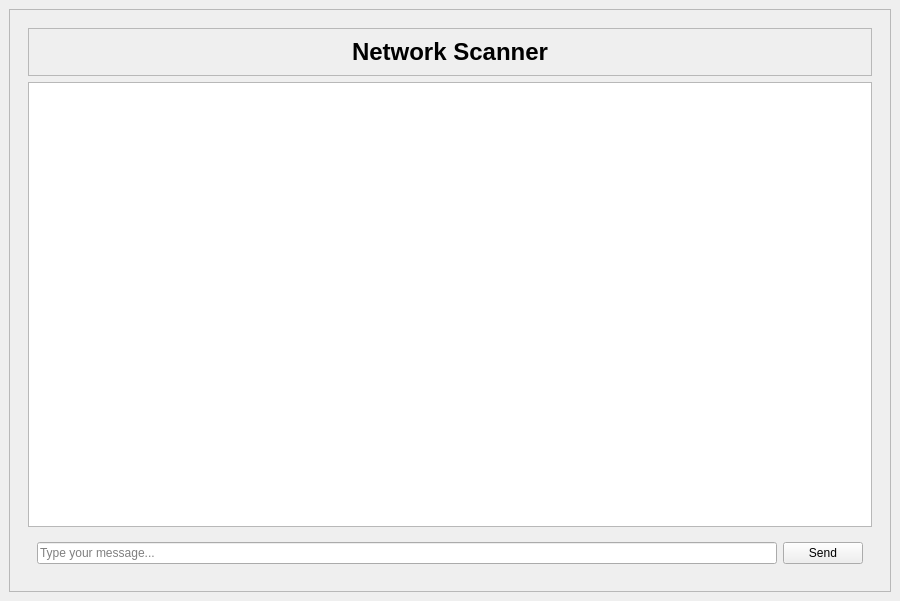
This is src/ui/main.ui in MS-sketch/Network-Scanner as Qt 5 draws it before an edit. The edited form follows.
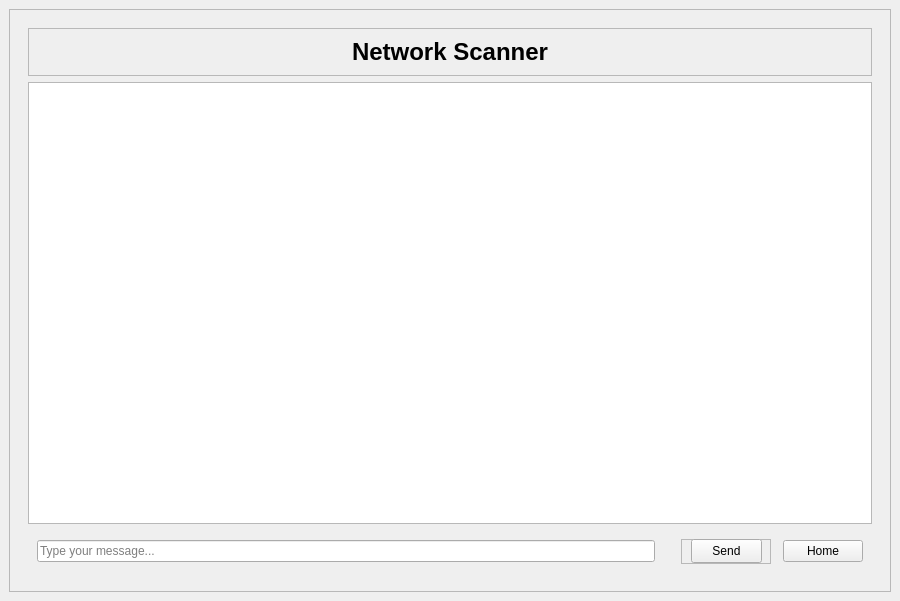
This is the edited form. The open tabs and pages were chosen to show the change.

Diff of the .ui file:
```diff
--- a/src/ui/main.ui
+++ b/src/ui/main.ui
@@ -423,9 +423,64 @@
                </widget>
               </item>
               <item>
-               <widget class="QPushButton" name="sendButton">
+               <spacer name="horizontalSpacer_2">
+                <property name="orientation">
+                 <enum>Qt::Orientation::Horizontal</enum>
+                </property>
+                <property name="sizeType">
+                 <enum>QSizePolicy::Policy::Preferred</enum>
+                </property>
+                <property name="sizeHint" stdset="0">
+                 <size>
+                  <width>20</width>
+                  <height>20</height>
+                 </size>
+                </property>
+               </spacer>
+              </item>
+              <item>
+               <widget class="QFrame" name="send_frame">
+                <property name="minimumSize">
+                 <size>
+                  <width>90</width>
+                  <height>25</height>
+                 </size>
+                </property>
+                <property name="frameShape">
+                 <enum>QFrame::Shape::StyledPanel</enum>
+                </property>
+                <property name="frameShadow">
+                 <enum>QFrame::Shadow::Raised</enum>
+                </property>
+                <widget class="QPushButton" name="sendButton">
+                 <property name="geometry">
+                  <rect>
+                   <x>10</x>
+                   <y>0</y>
+                   <width>71</width>
+                   <height>24</height>
+                  </rect>
+                 </property>
+                 <property name="text">
+                  <string>Send</string>
+                 </property>
+                </widget>
+               </widget>
+              </item>
+              <item>
+               <widget class="QFrame" name="frame_14">
+                <property name="frameShape">
+                 <enum>QFrame::Shape::StyledPanel</enum>
+                </property>
+                <property name="frameShadow">
+                 <enum>QFrame::Shadow::Raised</enum>
+                </property>
+               </widget>
+              </item>
+              <item>
+               <widget class="QPushButton" name="back_to_home">
                 <property name="text">
-                 <string>Send</string>
+                 <string>Home</string>
                 </property>
                </widget>
               </item>
```
Left out of the diff: 31 changed lines with no effect on the pictures.
